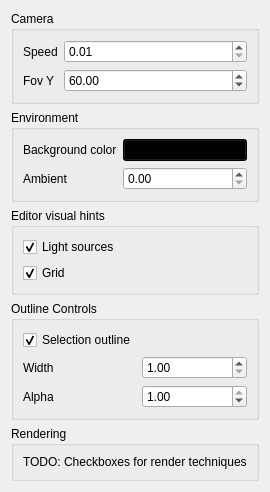
This is Project3Root/Project3/ui/miscsettingswidget.ui in MarcFly/AGP-ShaderLearning as Qt 5 draws it before an edit. The edited form follows.
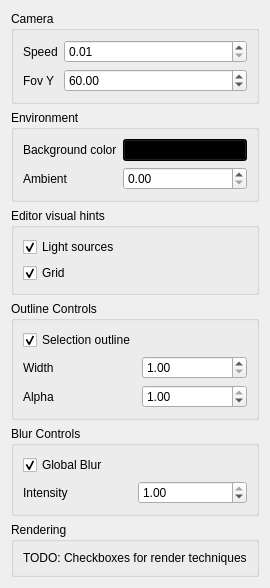
This is the edited form.

Diff of the .ui file:
```diff
--- a/Project3Root/Project3/ui/miscsettingswidget.ui
+++ b/Project3Root/Project3/ui/miscsettingswidget.ui
@@ -184,6 +184,45 @@
      </layout>
     </widget>
    </item>
+   <item>
+    <widget class="QGroupBox" name="groupBox_3">
+     <property name="title">
+      <string>Blur Controls</string>
+     </property>
+     <layout class="QGridLayout" name="gridLayout_2">
+      <item row="1" column="0">
+       <widget class="QCheckBox" name="globalBlur">
+        <property name="text">
+         <string>Global Blur</string>
+        </property>
+        <property name="checked">
+         <bool>true</bool>
+        </property>
+       </widget>
+      </item>
+      <item row="2" column="0">
+       <widget class="QLabel" name="label_8">
+        <property name="text">
+         <string>Intensity</string>
+        </property>
+       </widget>
+      </item>
+      <item row="2" column="1">
+       <widget class="QDoubleSpinBox" name="blurIntensity">
+        <property name="maximum">
+         <double>1.000000000000000</double>
+        </property>
+        <property name="singleStep">
+         <double>0.050000000000000</double>
+        </property>
+        <property name="value">
+         <double>1.000000000000000</double>
+        </property>
+       </widget>
+      </item>
+     </layout>
+    </widget>
+   </item>
    <item>
     <widget class="QGroupBox" name="groupBox_4">
      <property name="title">
```
